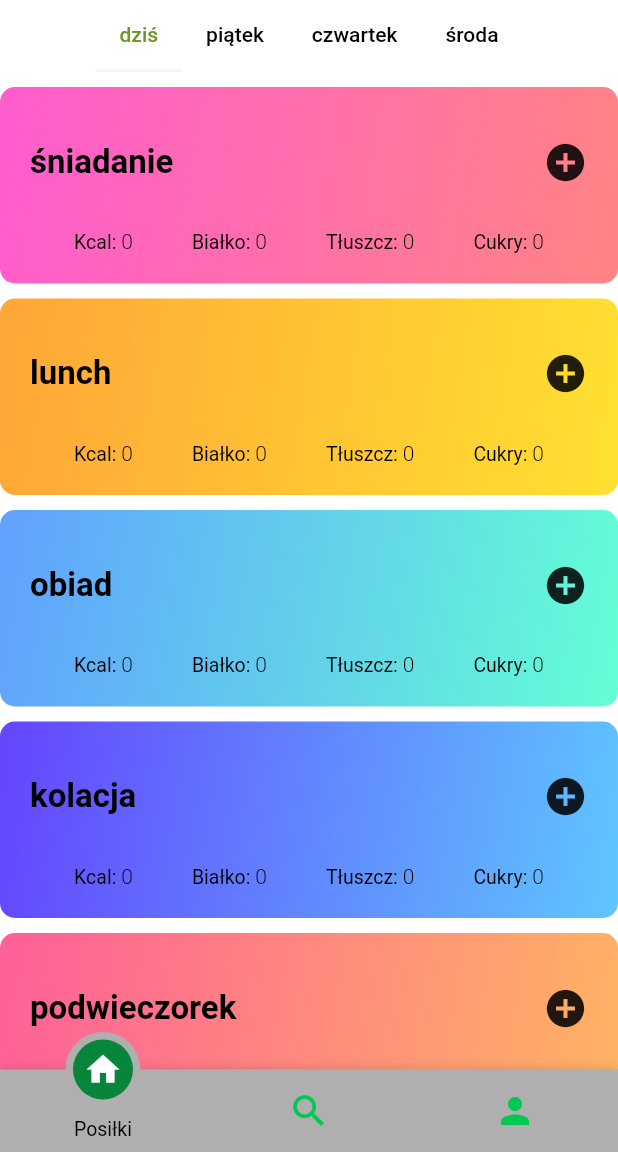
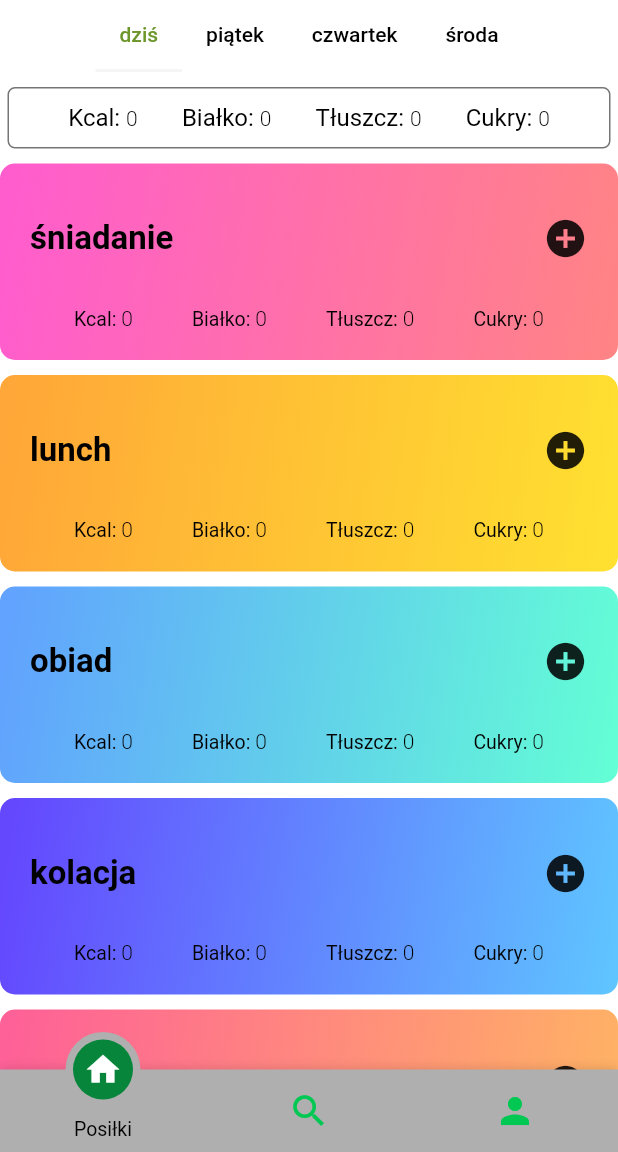
Before and after one commit to piotrkovsy1331/inzynierka, a Flutter app: the screen it shows once a user with an empty profile is signed in, on a phone screen of 412 x 824 dp, the part 84-1236 px from its top. Run offline on Flutter 3.47's test engine with Material 2 defaults, Android fonts, the phone set to English and light mode, and no system bars; drawn by our look-alikes of motion_tab_bar_v2; our stand-ins replace auto_route, cloud_firestore, expandable, firebase_auth, firebase_core, firebase_storage and 6 more; missing offline and left inert: animate_icons; accounts and stored records are empty.

Commit message:
added daily details summary

```diff
--- a/inzynierka/lib/ui/add_meal_screen/add_product_screen.dart
+++ b/inzynierka/lib/ui/add_meal_screen/add_product_screen.dart
@@ -3,8 +3,9 @@ import 'package:inzynierka/logics/hubs/meal_day_repository.dart';
 import 'package:inzynierka/models/details.dart';
 import 'package:inzynierka/models/enums/meal_type_enum.dart';
 import 'package:inzynierka/models/product.dart';
+import 'package:inzynierka/routes/router.gr.dart';
 import 'package:inzynierka/ui/add_meal_screen/widget/fitstat_textformfield.dart';
-
+import 'package:auto_route/auto_route.dart';
 import '../../globals/fitstat_appbar.dart';
 import 'widget/fitstat_value_slider.dart';
 
@@ -232,6 +233,7 @@ class _AddProductScreenState extends State<AddProductScreen> {
       _addProductFormKey.currentState!.reset();
       ScaffoldMessenger.of(context).showSnackBar(
           const SnackBar(content: Text('Produkt został dodany ')));
+      AutoRouter.of(context).push(const HomeRoute());
     } else {
       ScaffoldMessenger.of(context).showSnackBar(const SnackBar(
           content: Text('Proszę uzupełnić wszystkie powysze wartości ')));
--- /dev/null
+++ b/inzynierka/lib/ui/home_summary_screen/widget/meal_summary_tile.dart
@@ -0,0 +1,114 @@
+import 'package:flutter/material.dart';
+import 'package:inzynierka/models/details.dart';
+import 'package:inzynierka/models/meal.dart';
+import 'package:auto_route/auto_route.dart';
+import 'package:inzynierka/models/meal_day.dart';
+import 'package:inzynierka/models/product.dart';
+import 'package:inzynierka/routes/router.gr.dart';
+
+import '../../../models/enums/meal_type_enum.dart';
+
+class MealSummaryTile extends StatefulWidget {
+  const MealSummaryTile({
+    Key? key,
+    required this.gradientColor,
+    required this.mealDay,
+  }) : super(key: key);
+  final List<Color> gradientColor;
+  final MealDay mealDay;
+  @override
+  State<MealSummaryTile> createState() => _MealSummaryTileState();
+}
+
+class _MealSummaryTileState extends State<MealSummaryTile> {
+  late Details detailsSummed;
+  @override
+  void initState() {
+    // TODO: implement initState
+    super.initState();
+    detailsSummed = getDailyProductDetails(widget.mealDay.mealList!);
+  }
+
+  @override
+  Widget build(BuildContext context) {
+    return Container(
+        margin: const EdgeInsets.symmetric(horizontal: 5),
+        padding: const EdgeInsets.fromLTRB(10, 10, 10, 10),
+        decoration: BoxDecoration(
+          border: Border.all(color: Colors.grey.shade600, width: 1),
+          borderRadius: const BorderRadius.all(
+            Radius.circular(5),
+          ),
+        ),
+        child: Row(
+          mainAxisAlignment: MainAxisAlignment.spaceEvenly,
+          children: [
+            RichText(
+                text: TextSpan(
+                    text: 'Kcal: ',
+                    style: Theme.of(context).textTheme.headline4,
+                    children: [
+                  TextSpan(
+                      text: detailsSummed.calories.toString(),
+                      style: Theme.of(context).textTheme.bodyText2)
+                ])),
+            RichText(
+                text: TextSpan(
+                    text: 'Białko: ',
+                    style: Theme.of(context).textTheme.headline4,
+                    children: [
+                  TextSpan(
+                      text: detailsSummed.protein.toString(),
+                      style: Theme.of(context).textTheme.bodyText2)
+                ])),
+            RichText(
+                text: TextSpan(
+                    text: 'Tłuszcz: ',
+                    style: Theme.of(context).textTheme.headline4,
+                    children: [
+                  TextSpan(
+                      text: detailsSummed.fat.toString(),
+                      style: Theme.of(context).textTheme.bodyText2)
+                ])),
+            RichText(
+                text: TextSpan(
+                    text: 'Cukry: ',
+                    style: Theme.of(context).textTheme.headline4,
+                    children: [
+                  TextSpan(
+                      text: detailsSummed.sugar.toString(),
+                      style: Theme.of(context).textTheme.bodyText2)
+                ])),
+          ],
+        ));
+  }
+
+  void onAddTapped(
+      BuildContext context, MealTypeNameEnum mealTypeName, DateTime date) {
+    AutoRouter.of(context)
+        .push(AddProductRoute(mealTypeName: mealTypeName, date: date));
+  }
+
+  void onMealTileTapped(BuildContext context, List<Color> gradientColor,
+      MealTypeNameEnum mealTypeName, List<Product> productList, DateTime date) {
+    AutoRouter.of(context).push(MealDetailsRoute(
+        gradientColor: gradientColor,
+        mealTypeName: mealTypeName,
+        productsList: productList,
+        date: date));
+  }
+
+  Details getDailyProductDetails(List<Meal> mealList) {
+    Details details =
+        Details(calories: 0, fat: 0, protein: 0, sugar: 0, weight: 0);
+    for (Meal meal in mealList) {
+      details.calories += meal.mealDetails.calories;
+      details.fat += meal.mealDetails.fat;
+      details.protein += meal.mealDetails.protein;
+      details.sugar += meal.mealDetails.sugar;
+      details.weight += meal.mealDetails.weight;
+    }
+
+    return details;
+  }
+}
--- a/inzynierka/lib/ui/home_summary_screen/widget/tab_view.dart
+++ b/inzynierka/lib/ui/home_summary_screen/widget/tab_view.dart
@@ -1,8 +1,10 @@
 import 'package:flutter/material.dart';
 import 'package:inzynierka/logics/hubs/meal_day_repository.dart';
 import 'package:inzynierka/logics/notifiers/app_theme_notifier.dart';
+import 'package:inzynierka/models/meal.dart';
 import 'package:inzynierka/models/meal_day.dart';
 import 'package:inzynierka/shared/style/fitstat_gradient.dart';
+import 'package:inzynierka/ui/home_summary_screen/widget/meal_summary_tile.dart';
 import 'package:inzynierka/ui/home_summary_screen/widget/meal_tile.dart';
 import 'package:provider/provider.dart';
 
@@ -38,6 +40,14 @@ class _TabViewState extends State<TabView> {
             if (snapshot.connectionState == ConnectionState.done) {
               return ListView(
                 children: [
+                  const SizedBox(
+                    height: 10,
+                  ),
+                  MealSummaryTile(
+                      gradientColor: appTheme.darkTheme
+                          ? FitstatGradient.fireDark
+                          : FitstatGradient.fire,
+                      mealDay: snapshot.data!),
                   const SizedBox(
                     height: 10,
                   ),
```
